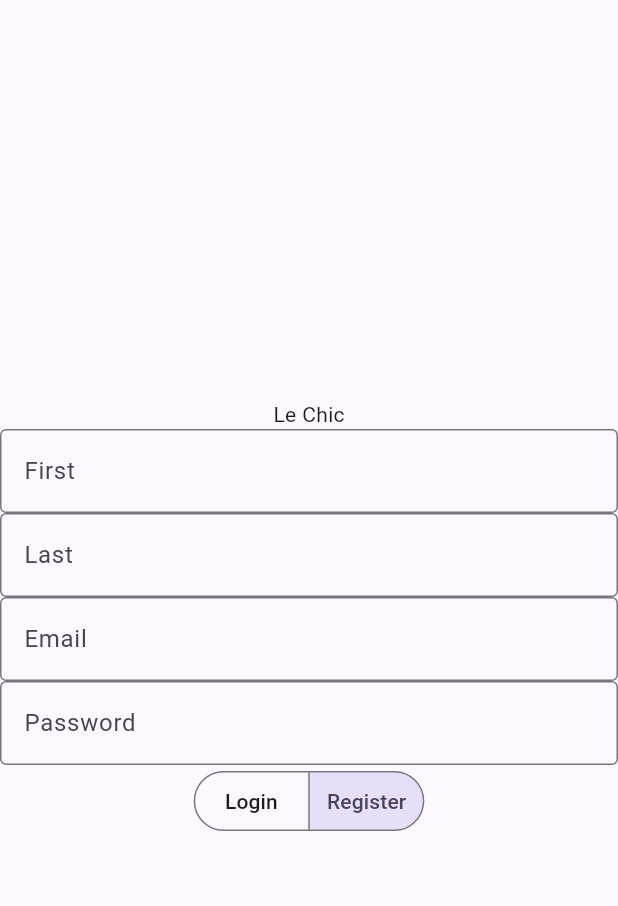
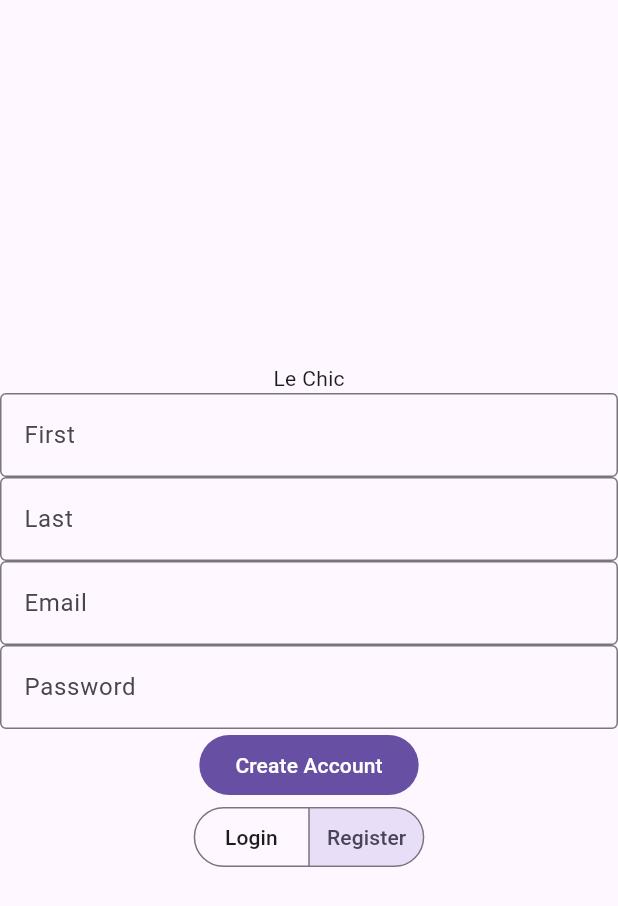
Before and after one commit to HaroldSaenz87/LesChic, a Flutter app: the screen it shows after launch, after a tap on "Register", on a phone screen of 412 x 824 dp. Shown: the top 906 px of the screen. Run offline on Flutter 3.47's test engine with Material 3 defaults, Android fonts, the phone set to English and light mode, and no system bars.

Commit message:
add create account button to RegisterView

```diff
--- a/Frontend_App/lib/loginPage.dart
+++ b/Frontend_App/lib/loginPage.dart
@@ -134,6 +134,10 @@ class RegisterView extends StatelessWidget{
               labelText: 'Password'
             )
         ),
+        FilledButton(
+            onPressed: () => showSnackBar(context, 'Create account pressed'),
+            child: Text('Create Account'),
+          ),
       ],
     );
   }
```
